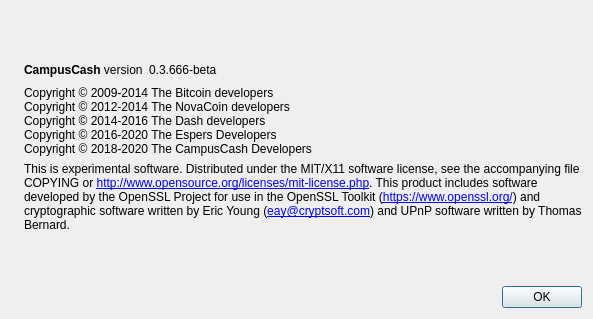
Qt form src/qt/forms/aboutdialog.ui (FrankygoestoHollywood/CampusCash_Core) before a commit.
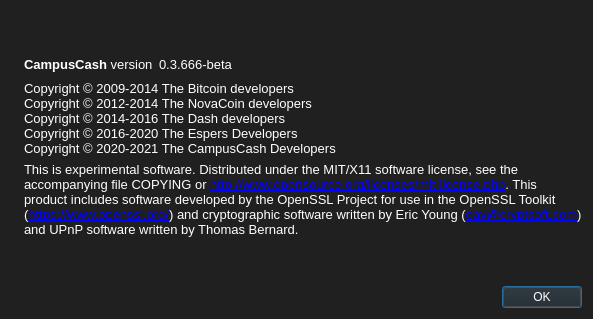
The same form after that commit. Icons and pictures are not drawn.

Diff of the .ui file:
```diff
--- a/src/qt/forms/aboutdialog.ui
+++ b/src/qt/forms/aboutdialog.ui
@@ -14,7 +14,8 @@
    <string>About CampusCash</string>
   </property>
   <property name="styleSheet">
-   <string notr="true"/>
+   <string notr="true">background-color: rgb(32, 32, 32);
+color: rgb(255, 255, 255);</string>
   </property>
   <layout class="QHBoxLayout" name="horizontalLayout_2">
    <item>
@@ -49,6 +50,11 @@
       <layout class="QHBoxLayout" name="horizontalLayout">
        <item>
         <widget class="QLabel" name="label">
+         <property name="font">
+          <font>
+           <pointsize>10</pointsize>
+          </font>
+         </property>
          <property name="cursor">
           <cursorShape>IBeamCursor</cursorShape>
          </property>
@@ -62,6 +68,11 @@
        </item>
        <item>
         <widget class="QLabel" name="versionLabel">
+         <property name="font">
+          <font>
+           <pointsize>10</pointsize>
+          </font>
+         </property>
          <property name="cursor">
           <cursorShape>IBeamCursor</cursorShape>
          </property>
@@ -90,6 +101,11 @@
      </item>
      <item>
       <widget class="QLabel" name="copyrightLabel">
+       <property name="font">
+        <font>
+         <pointsize>10</pointsize>
+        </font>
+       </property>
        <property name="cursor">
         <cursorShape>IBeamCursor</cursorShape>
        </property>
@@ -98,7 +114,7 @@
 Copyright © 2012-2014 The NovaCoin developers
 Copyright © 2014-2016 The Dash developers
 Copyright © 2016-2020 The Espers Developers
-Copyright © 2018-2020 The CampusCash Developers</string>
+Copyright © 2020-2021 The CampusCash Developers</string>
        </property>
        <property name="textInteractionFlags">
         <set>Qt::LinksAccessibleByMouse|Qt::TextSelectableByKeyboard|Qt::TextSelectableByMouse</set>
@@ -107,6 +123,11 @@
      </item>
      <item>
       <widget class="QLabel" name="label_2">
+       <property name="font">
+        <font>
+         <pointsize>10</pointsize>
+        </font>
+       </property>
        <property name="cursor">
         <cursorShape>IBeamCursor</cursorShape>
        </property>
@@ -144,6 +165,11 @@
      </item>
      <item>
       <widget class="QDialogButtonBox" name="buttonBox">
+       <property name="font">
+        <font>
+         <pointsize>10</pointsize>
+        </font>
+       </property>
        <property name="orientation">
         <enum>Qt::Horizontal</enum>
        </property>
```
